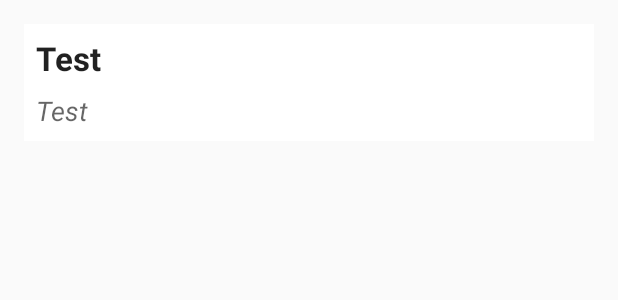
After one commit to tyangjawi03/belajarandroid, an Android app: the layout adapter_custom.xml on its own in the app's theme, with its tools: preview values and no code run, on a phone screen of 412 x 824 dp. The commit adds this screen. Shown: the top 300 px of the screen. Run offline under Robolectric (Android 15) with nearby library versions, the phone set to English and light mode, and no system bars.

Commit message:
create custom adapter

```diff
--- /dev/null
+++ b/app/src/main/res/layout/adapter_custom.xml
@@ -0,0 +1,30 @@
+<?xml version="1.0" encoding="utf-8"?>
+<LinearLayout
+    xmlns:android="http://schemas.android.com/apk/res/android"
+    android:orientation="vertical"
+    android:layout_width="match_parent"
+    android:layout_height="wrap_content"
+    android:layout_margin="@dimen/margin"
+    android:background="@android:color/white">
+
+    <TextView
+        android:id="@+id/title"
+        android:layout_width="match_parent"
+        android:layout_height="wrap_content"
+        android:layout_marginTop="@dimen/margin8"
+        android:layout_marginLeft="@dimen/margin8"
+        android:layout_marginRight="@dimen/margin8"
+        android:textStyle="bold"
+        style="@style/Base.TextAppearance.AppCompat.Large"
+        android:text="Test"/>
+
+    <TextView
+        android:id="@+id/sub_title"
+        android:layout_width="match_parent"
+        android:layout_height="wrap_content"
+        android:layout_margin="@dimen/margin8"
+        android:textStyle="italic"
+        style="@style/Base.TextAppearance.AppCompat.Medium"
+        android:text="Test"/>
+
+</LinearLayout>
--- a/app/src/main/res/values/dimens.xml
+++ b/app/src/main/res/values/dimens.xml
@@ -1,4 +1,5 @@
 <?xml version="1.0" encoding="utf-8"?>
 <resources>
     <dimen name="margin">16dp</dimen>
+    <dimen name="margin8">8dp</dimen>
 </resources>
```
